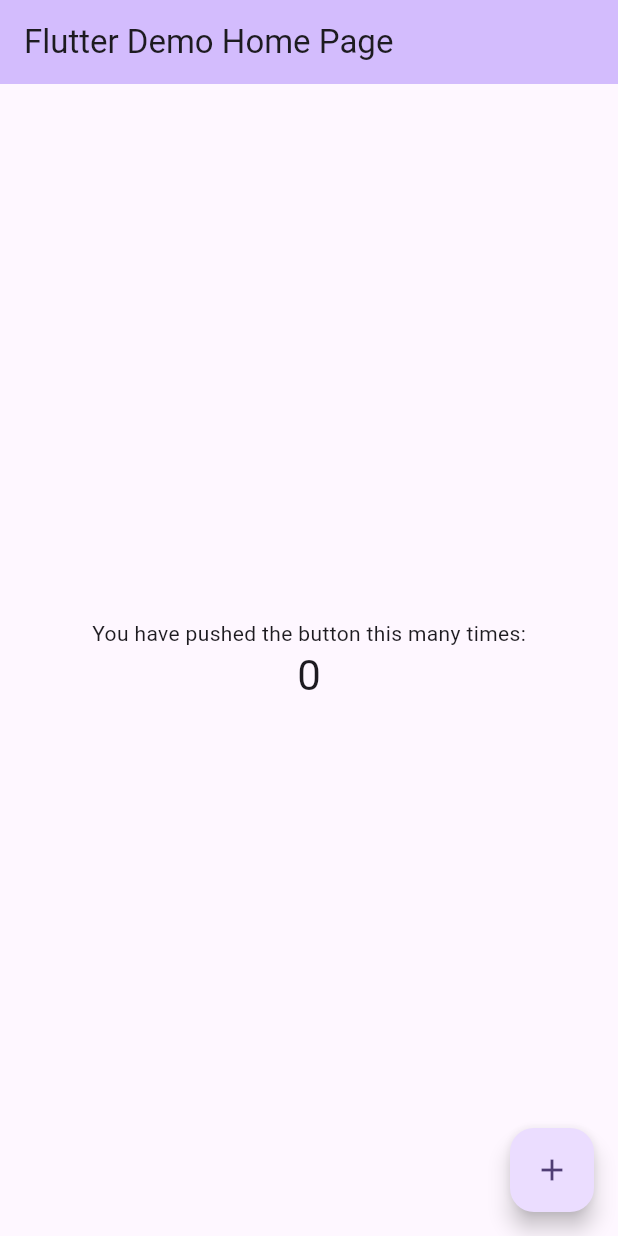
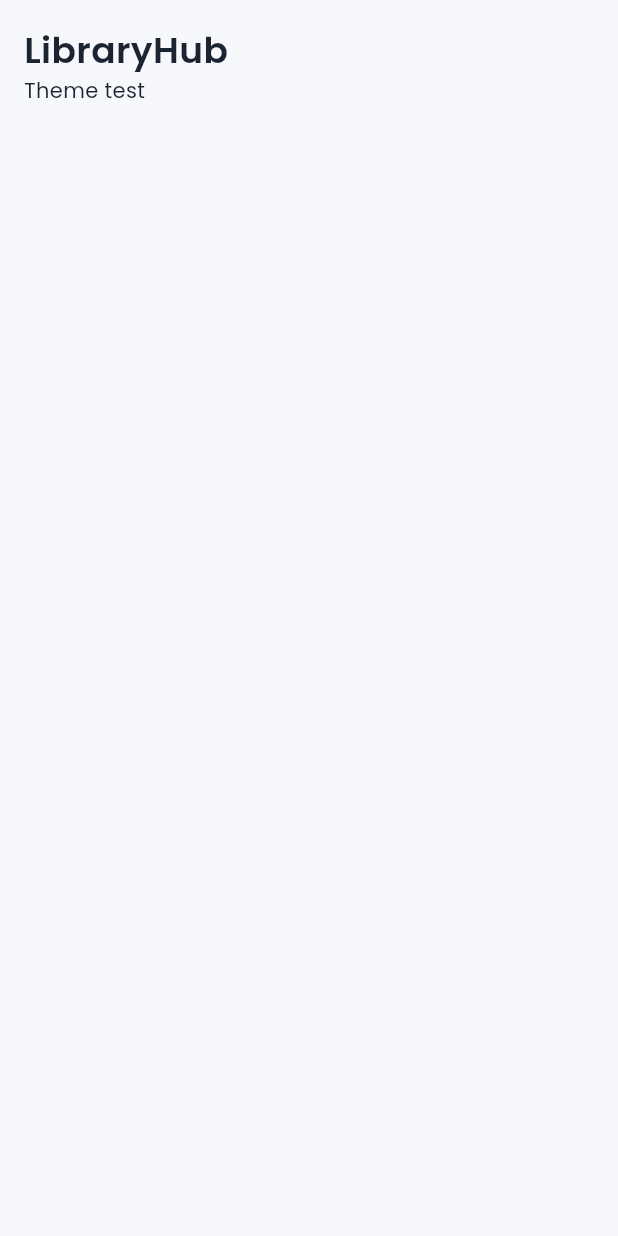
Before and after one commit to MurathanKbk/CS310-TERM-PROJECT-LIBRARY-HUB, a Flutter app: the screen it shows after launch, on a phone screen of 412 x 824 dp. Run offline on Flutter 3.47's test engine with Material 3 defaults, Android fonts, the phone set to English and light mode, and no system bars.

Commit message:
Spacing, text styles and app theme is added by Murathan

```diff
--- /dev/null
+++ b/lib/core/theme/app_spacing.dart
@@ -0,0 +1,14 @@
+class AppSpacing {
+  AppSpacing._();
+
+  static const double xs = 4;
+  static const double sm = 8;
+  static const double md = 16;
+  static const double lg = 24;
+  static const double xl = 32;
+
+  static const double screenPadding = 16;
+  static const double cardRadius = 12;
+  static const double fieldRadius = 8;
+  static const double minTapHeight = 48;
+}
--- /dev/null
+++ b/lib/core/theme/app_text_styles.dart
@@ -0,0 +1,36 @@
+import 'package:flutter/material.dart';
+
+
+class AppTextStyles {
+  AppTextStyles._();
+
+  static const title = TextStyle(
+    fontFamily: 'Poppins',
+    fontSize: 24,
+    fontWeight: FontWeight.w600,
+  );
+
+  static const heading = TextStyle(
+    fontFamily: 'Poppins',
+    fontSize: 18,
+    fontWeight: FontWeight.w600,
+  );
+
+  static const body = TextStyle(
+    fontFamily: 'Poppins',
+    fontSize: 14,
+    fontWeight: FontWeight.w400,
+  );
+
+  static const button = TextStyle(
+    fontFamily: 'Poppins',
+    fontSize: 16,
+    fontWeight: FontWeight.w500,
+  );
+  static const caption = TextStyle(
+    fontFamily: 'Poppins',
+    fontSize: 12,
+    fontWeight: FontWeight.w400,
+  );
+
+}
--- /dev/null
+++ b/lib/core/theme/app_theme.dart
@@ -0,0 +1,35 @@
+import 'package:flutter/material.dart';
+import 'app_colors.dart';
+
+class AppTheme {
+  AppTheme._(); // This is not a object it is theme so we use this constructor it prevents the construction of an object
+  static ThemeData get light =>ThemeData(
+    useMaterial3: true,
+    fontFamily: 'Poppins',
+    scaffoldBackgroundColor: AppColors.background,
+    colorScheme: const ColorScheme.light(
+      primary: AppColors.primary,
+      onPrimary: AppColors.onPrimary,
+      secondary: AppColors.accent,
+      surface: AppColors.surface,
+      onSurface: AppColors.textPrimary,
+      error: AppColors.error,
+      outline: AppColors.divider,
+    ),
+  );
+
+  static ThemeData get dark => ThemeData(
+    useMaterial3: true,
+    fontFamily: 'Poppins',
+    scaffoldBackgroundColor: AppColorsDark.background,
+    colorScheme: const ColorScheme.dark(
+      primary: AppColorsDark.primary,
+      onPrimary: AppColorsDark.onPrimary,
+      secondary: AppColorsDark.accent,
+      surface: AppColorsDark.surface,
+      onSurface: AppColorsDark.textPrimary,
+      error: AppColorsDark.error,
+      outline: AppColorsDark.divider,
+    ),
+  );
+}
--- a/lib/main.dart
+++ b/lib/main.dart
@@ -1,121 +1,36 @@
 import 'package:flutter/material.dart';
+import 'core/theme/app_spacing.dart';
+import 'core/theme/app_text_styles.dart';
+import 'core/theme/app_theme.dart';
 
-void main() {
-  runApp(const MyApp());
+void main(){
+  runApp(const LibraryHubApp());
 }
 
-class MyApp extends StatelessWidget {
-  const MyApp({super.key});
+class LibraryHubApp extends StatelessWidget {
+  const LibraryHubApp({super.key});
 
-  // This widget is the root of your application.
   @override
   Widget build(BuildContext context) {
     return MaterialApp(
-      title: 'Flutter Demo',
-      theme: ThemeData(
-        // This is the theme of your application.
-        //
-        // TRY THIS: Try running your application with "flutter run". You'll see
-        // the application has a purple toolbar. Then, without quitting the app,
-        // try changing the seedColor in the colorScheme below to Colors.green
-        // and then invoke "hot reload" (save your changes or press the "hot
-        // reload" button in a Flutter-supported IDE, or press "r" if you used
-        // the command line to start the app).
-        //
-        // Notice that the counter didn't reset back to zero; the application
-        // state is not lost during the reload. To reset the state, use hot
-        // restart instead.
-        //
-        // This works for code too, not just values: Most code changes can be
-        // tested with just a hot reload.
-        colorScheme: .fromSeed(seedColor: Colors.deepPurple),
-      ),
-      home: const MyHomePage(title: 'Flutter Demo Home Page'),
-    );
-  }
-}
-
-class MyHomePage extends StatefulWidget {
-  const MyHomePage({super.key, required this.title});
-
-  // This widget is the home page of your application. It is stateful, meaning
-  // that it has a State object (defined below) that contains fields that affect
-  // how it looks.
-
-  // This class is the configuration for the state. It holds the values (in this
-  // case the title) provided by the parent (in this case the App widget) and
-  // used by the build method of the State. Fields in a Widget subclass are
-  // always marked "final".
-
-  final String title;
-
-  @override
-  State<MyHomePage> createState() => _MyHomePageState();
-}
-
-class _MyHomePageState extends State<MyHomePage> {
-  int _counter = 0;
-
-  void _incrementCounter() {
-    setState(() {
-      // This call to setState tells the Flutter framework that something has
-      // changed in this State, which causes it to rerun the build method below
-      // so that the display can reflect the updated values. If we changed
-      // _counter without calling setState(), then the build method would not be
-      // called again, and so nothing would appear to happen.
-      _counter++;
-    });
-  }
-
-  @override
-  Widget build(BuildContext context) {
-    // This method is rerun every time setState is called, for instance as done
-    // by the _incrementCounter method above.
-    //
-    // The Flutter framework has been optimized to make rerunning build methods
-    // fast, so that you can just rebuild anything that needs updating rather
-    // than having to individually change instances of widgets.
-    return Scaffold(
-      appBar: AppBar(
-        // TRY THIS: Try changing the color here to a specific color (to
-        // Colors.amber, perhaps?) and trigger a hot reload to see the AppBar
-        // change color while the other colors stay the same.
-        backgroundColor: Theme.of(context).colorScheme.inversePrimary,
-        // Here we take the value from the MyHomePage object that was created by
-        // the App.build method, and use it to set our appbar title.
-        title: Text(widget.title),
-      ),
-      body: Center(
-        // Center is a layout widget. It takes a single child and positions it
-        // in the middle of the parent.
-        child: Column(
-          // Column is also a layout widget. It takes a list of children and
-          // arranges them vertically. By default, it sizes itself to fit its
-          // children horizontally, and tries to be as tall as its parent.
-          //
-          // Column has various properties to control how it sizes itself and
-          // how it positions its children. Here we use mainAxisAlignment to
-          // center the children vertically; the main axis here is the vertical
-          // axis because Columns are vertical (the cross axis would be
-          // horizontal).
-          //
-          // TRY THIS: Invoke "debug painting" (choose the "Toggle Debug Paint"
-          // action in the IDE, or press "p" in the console), to see the
-          // wireframe for each widget.
-          mainAxisAlignment: .center,
-          children: [
-            const Text('You have pushed the button this many times:'),
-            Text(
-              '$_counter',
-              style: Theme.of(context).textTheme.headlineMedium,
+      title: 'LibraryHub',
+      debugShowCheckedModeBanner: false,
+      theme: AppTheme.light,
+      darkTheme: AppTheme.dark,
+      themeMode: ThemeMode.system,
+      home: const Scaffold(
+        body: SafeArea(
+          child: Padding(
+            padding: EdgeInsets.all(AppSpacing.screenPadding),
+            child: Column(
+              crossAxisAlignment: CrossAxisAlignment.start,
+              children: [
+                Text('LibraryHub', style: AppTextStyles.title),
+                Text('Theme test', style: AppTextStyles.body),
+              ],
             ),
-          ],
+          ),
         ),
-      ),
-      floatingActionButton: FloatingActionButton(
-        onPressed: _incrementCounter,
-        tooltip: 'Increment',
-        child: const Icon(Icons.add),
       ),
     );
   }
```
Also changed, not shown: 1 other file.
